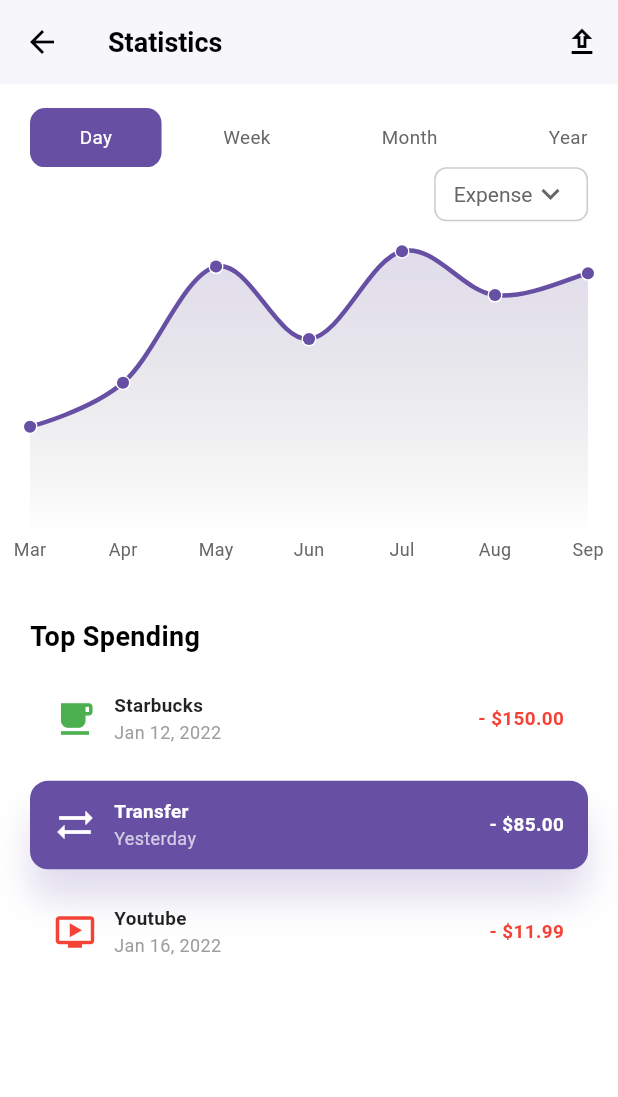
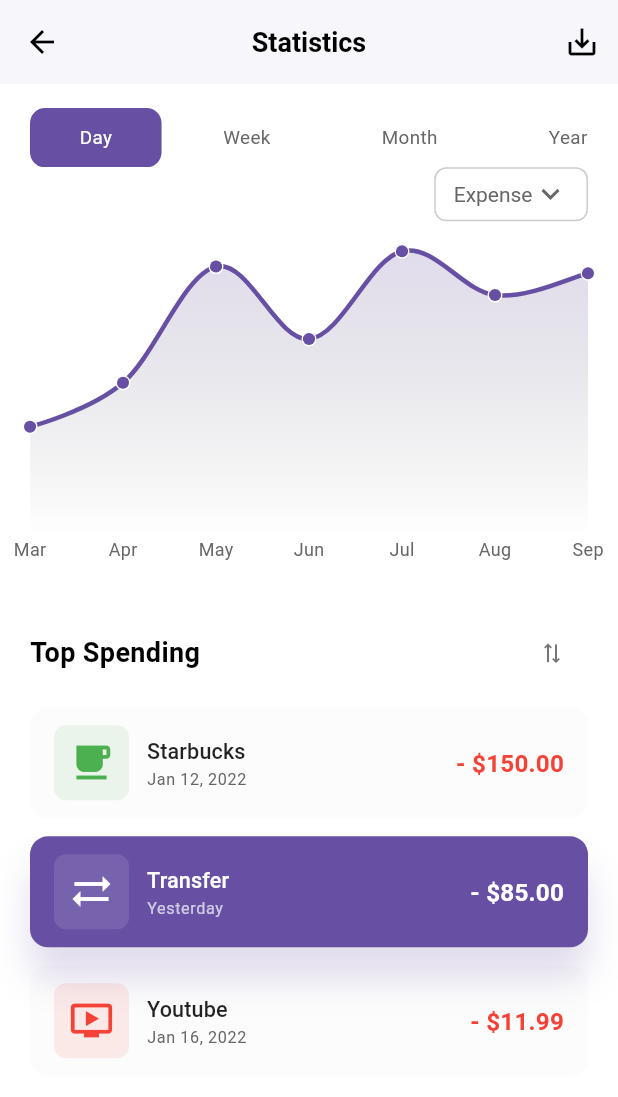
Before and after one commit to didipta/expense_tracker_app, a Flutter app: the StatisticsScreen screen opened directly, on a phone screen of 412 x 824 dp. Shown: the top 1097 px of the screen. Run offline on Flutter 3.47's test engine with Material 3 defaults, Android fonts, the phone set to English and light mode, and no system bars; drawn by our look-alikes of fl_chart; our stand-ins replace dio, flutter_bloc, flutter_screenutil, go_router, logger, shared_preferences; missing offline and left inert: dio_smart_retry; accounts and stored records are empty.

Commit message:
connect wallet design

```diff
--- a/lib/features/main_bottom_nav/presentation/page/main_botton_nav.dart
+++ b/lib/features/main_bottom_nav/presentation/page/main_botton_nav.dart
@@ -1,5 +1,6 @@
 import 'package:expense_tracker_app/features/home/presentation/pages/home_page.dart';
 import 'package:expense_tracker_app/features/statistics/presentation/pages/statistic_screen.dart';
+import 'package:expense_tracker_app/features/wallet/presentation/pages/connect_wallet_screen.dart';
 import 'package:flutter/material.dart';
 import 'package:flutter_screenutil/flutter_screenutil.dart';
 
@@ -23,7 +24,8 @@ class _MainBottomNavState extends State<MainBottomNav> {
   Widget build(BuildContext context) {
     var continer = [
       HomePage(),
-     StatisticsScreen()
+     StatisticsScreen(),
+      ConnectWalletScreen(),
     ];
     return Scaffold(
       body:continer[_selectedIndex],
--- a/lib/features/statistics/presentation/pages/statistic_screen.dart
+++ b/lib/features/statistics/presentation/pages/statistic_screen.dart
@@ -3,7 +3,6 @@ import 'package:flutter/material.dart';
 import '../widgets/chart_card.dart';
 import '../widgets/tab_selector.dart';
 import '../widgets/top_spending_lis.dart';
-
 
 class StatisticsScreen extends StatefulWidget {
   const StatisticsScreen({super.key});
@@ -20,15 +19,17 @@ class _StatisticsScreenState extends State<StatisticsScreen> {
   Widget build(BuildContext context) {
     return Scaffold(
       appBar: AppBar(
-        title: const Text('Statistics', style: TextStyle(color: Colors.black)),
+        title: Text('Statistics', style: TextStyle(color: Colors.black)),
         backgroundColor: Colors.white,
+        foregroundColor: Colors.black,
+        centerTitle: true,
         elevation: 1,
-        leading: const BackButton(color: Colors.black),
+        leading: null,
         actions: [
           IconButton(
-            icon: const Icon(Icons.upload_outlined, color: Colors.black),
+            icon: const Icon(Icons.save_alt_outlined, color: Colors.black),
             onPressed: () {},
-          )
+          ),
         ],
       ),
       backgroundColor: Colors.white,
@@ -39,14 +40,38 @@ class _StatisticsScreenState extends State<StatisticsScreen> {
           children: [
             TabSelector(
               selectedTab: _selectedTabIndex,
-              onTabChanged: (index) => setState(() => _selectedTabIndex = index),
+              onTabChanged: (index) =>
+                  setState(() => _selectedTabIndex = index),
               selectedType: _selectedType,
               onTypeChanged: (type) => setState(() => _selectedType = type),
             ),
             const SizedBox(height: 20),
             ChartCard(dataType: _selectedType),
             const SizedBox(height: 24),
-            const Text('Top Spending', style: TextStyle(fontSize: 18, fontWeight: FontWeight.bold)),
+            Row(
+              children: [
+                Text(
+                  'Top Spending',
+                  style: TextStyle(fontSize: 18, fontWeight: FontWeight.bold),
+                ),
+                const Spacer(),
+                TextButton(
+                  style: TextButton.styleFrom(
+                    padding: EdgeInsets.zero,
+                    minimumSize: Size(0, 0),
+                  ),
+                  onPressed: () {},
+                  child: Transform.rotate(
+                    angle: 90 * 3.1416 / 180, // convert degrees to radians
+                    child: Icon(
+                      Icons.sync_alt_outlined,
+                      color: Colors.black54,
+                      size: 16,
+                    ),
+                  ),
+                ),
+              ],
+            ),
             const SizedBox(height: 12),
             const Expanded(child: TopSpendingList()),
           ],
--- a/lib/features/statistics/presentation/widgets/top_spending_lis.dart
+++ b/lib/features/statistics/presentation/widgets/top_spending_lis.dart
@@ -20,7 +20,7 @@ class TopSpendingList extends StatelessWidget {
 
         return Container(
           decoration: BoxDecoration(
-            color: isActive ? Theme.of(context).primaryColor : Colors.transparent,
+            color: isActive ? Theme.of(context).primaryColor : Colors.black12.withOpacity(0.01),
             borderRadius: BorderRadius.circular(12),
             boxShadow: isActive
                 ? [BoxShadow(color: Theme.of(context).primaryColor.withOpacity(0.2), blurRadius: 20, offset: const Offset(0, 20))]
@@ -29,29 +29,36 @@ class TopSpendingList extends StatelessWidget {
           padding: const EdgeInsets.symmetric(vertical: 12, horizontal: 16),
           child: Row(
             children: [
-              Icon(item.icon, color: isActive ? Colors.white : item.iconColor, size: 28),
+              Container(
+                width: 50,
+                height: 50,
+                decoration: BoxDecoration(
+                  color: isActive ? Colors.white.withOpacity(0.1) : item.iconColor.withOpacity(0.1),
+                  borderRadius: BorderRadius.circular(8),
+                ),
+                  child: Icon(item.icon, color: isActive ? Colors.white : item.iconColor, size: 30)),
               const SizedBox(width: 12),
               Expanded(
                 child: Column(
                   crossAxisAlignment: CrossAxisAlignment.start,
                   children: [
                     Text(item.title,
-                        style: TextStyle(
+                        style: Theme.of(context).textTheme.titleSmall?.copyWith(
                           color: isActive ? Colors.white : Colors.black87,
-                          fontWeight: FontWeight.bold,
-                        )),
+                          fontWeight: FontWeight.w500,
+                        ),
+                    ),
                     Text(item.subtitle,
-                        style: TextStyle(
-                          color: isActive ? Colors.white70 : Colors.grey,
-                          fontSize: 12,
+                        style: Theme.of(context).textTheme.bodySmall?.copyWith(
+                          color: isActive ? Colors.white70 : const Color(0xFF666666),
                         )),
                   ],
                 ),
               ),
               Text(item.amount,
-                  style: TextStyle(
-                    color: isActive ? Colors.white : Colors.red,
-                    fontWeight: FontWeight.bold,
+                  style: Theme.of(context).textTheme.titleMedium?.copyWith(
+                    color: isActive ? Colors.white : (item.amount.startsWith('-') ? Colors.red : Colors.green),
+                    fontWeight: FontWeight.w600,
                   )),
             ],
           ),
```
Also changed, not shown: lib/features/wallet/presentation/pages/connect_wallet_screen.dart (added, +87 -0 lines), lib/features/wallet/presentation/widgets/accounts_tab.dart (added, +125 -0 lines), lib/features/wallet/presentation/widgets/cards_tab.dart (added, +62 -0 lines), lib/features/wallet/presentation/widgets/wallet_tab_bar.dart (added, +46 -0 lines), asset/cardimage.webp (added).
